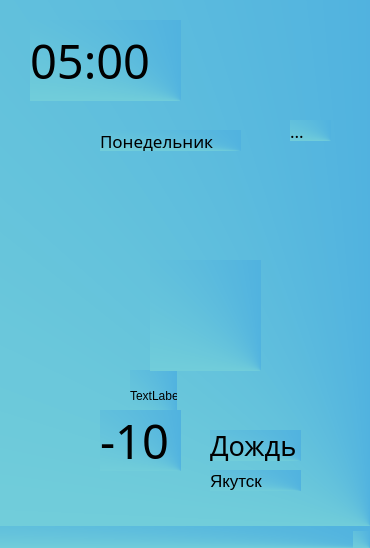
First picture: the form in 5.ui, repository Animila/PyWeather, before the edit.
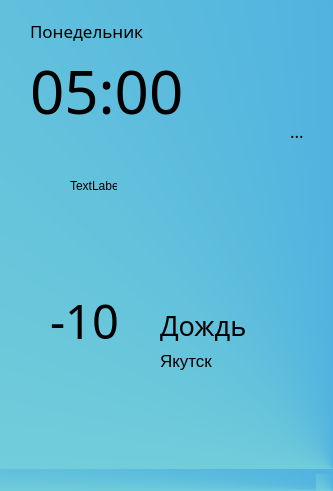
Second picture: the form after the edit. Icons and pictures are not drawn.

The edit to the form file:
```diff
--- a/5.ui
+++ b/5.ui
@@ -6,8 +6,8 @@
    <rect>
     <x>0</x>
     <y>0</y>
-    <width>370</width>
-    <height>548</height>
+    <width>333</width>
+    <height>491</height>
    </rect>
   </property>
   <property name="windowTitle">
@@ -21,7 +21,7 @@
     <property name="geometry">
      <rect>
       <x>30</x>
-      <y>20</y>
+      <y>50</y>
       <width>151</width>
       <height>81</height>
      </rect>
@@ -29,9 +29,12 @@
     <property name="font">
      <font>
       <family>Dubai Medium</family>
-      <pointsize>35</pointsize>
+      <pointsize>45</pointsize>
      </font>
     </property>
+    <property name="styleSheet">
+     <string notr="true">background-color: None;</string>
+    </property>
     <property name="text">
      <string>05:00</string>
     </property>
@@ -39,8 +42,8 @@
    <widget class="QLabel" name="label">
     <property name="geometry">
      <rect>
-      <x>100</x>
-      <y>130</y>
+      <x>30</x>
+      <y>20</y>
       <width>141</width>
       <height>21</height>
      </rect>
@@ -51,6 +54,9 @@
       <pointsize>13</pointsize>
      </font>
     </property>
+    <property name="styleSheet">
+     <string notr="true">background-color: None;</string>
+    </property>
     <property name="text">
      <string>Понедельник</string>
     </property>
@@ -70,6 +76,9 @@
       <pointsize>13</pointsize>
      </font>
     </property>
+    <property name="styleSheet">
+     <string notr="true">background-color: None;</string>
+    </property>
     <property name="text">
      <string>...</string>
     </property>
@@ -77,12 +86,15 @@
    <widget class="QLabel" name="label_8">
     <property name="geometry">
      <rect>
-      <x>130</x>
-      <y>370</y>
+      <x>70</x>
+      <y>160</y>
       <width>47</width>
       <height>51</height>
      </rect>
     </property>
+    <property name="styleSheet">
+     <string notr="true">background-color: None;</string>
+    </property>
     <property name="text">
      <string>TextLabel</string>
     </property>
@@ -90,8 +102,8 @@
    <widget class="QLabel" name="label_6">
     <property name="geometry">
      <rect>
-      <x>210</x>
-      <y>430</y>
+      <x>160</x>
+      <y>310</y>
       <width>91</width>
       <height>31</height>
      </rect>
@@ -102,6 +114,9 @@
       <pointsize>20</pointsize>
      </font>
     </property>
+    <property name="styleSheet">
+     <string notr="true">background-color: None;</string>
+    </property>
     <property name="text">
      <string>Дождь</string>
     </property>
@@ -109,8 +124,8 @@
    <widget class="QLabel" name="label_5">
     <property name="geometry">
      <rect>
-      <x>100</x>
-      <y>410</y>
+      <x>50</x>
+      <y>290</y>
       <width>81</width>
       <height>61</height>
      </rect>
@@ -121,6 +136,9 @@
       <pointsize>35</pointsize>
      </font>
     </property>
+    <property name="styleSheet">
+     <string notr="true">background-color: None;</string>
+    </property>
     <property name="text">
      <string>-10</string>
     </property>
@@ -128,8 +146,8 @@
    <widget class="QLabel" name="label_7">
     <property name="geometry">
      <rect>
-      <x>210</x>
-      <y>470</y>
+      <x>160</x>
+      <y>350</y>
       <width>91</width>
       <height>21</height>
      </rect>
@@ -139,6 +157,9 @@
       <pointsize>13</pointsize>
      </font>
     </property>
+    <property name="styleSheet">
+     <string notr="true">background-color: None;</string>
+    </property>
     <property name="text">
      <string>Якутск</string>
     </property>
@@ -146,12 +167,15 @@
    <widget class="QLabel" name="label_4">
     <property name="geometry">
      <rect>
-      <x>150</x>
-      <y>260</y>
+      <x>120</x>
+      <y>180</y>
       <width>111</width>
       <height>111</height>
      </rect>
     </property>
+    <property name="styleSheet">
+     <string notr="true">background-color: None;</string>
+    </property>
     <property name="text">
      <string/>
     </property>
```
Left out of the diff: 2 changed lines with no effect on the pictures.
